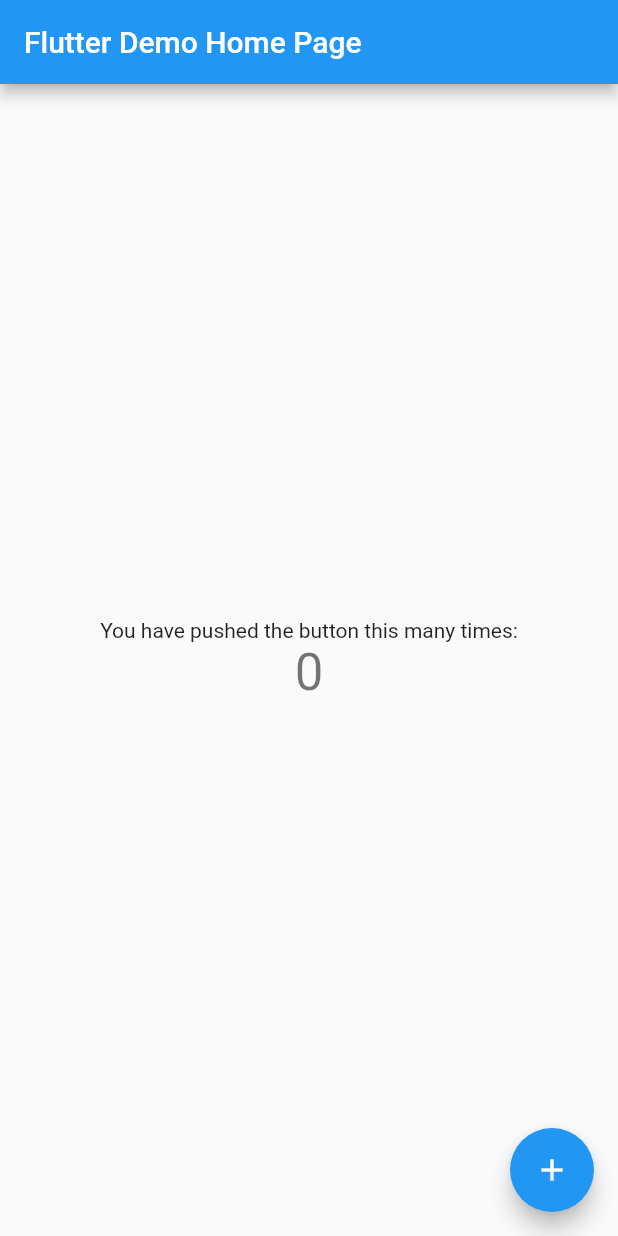
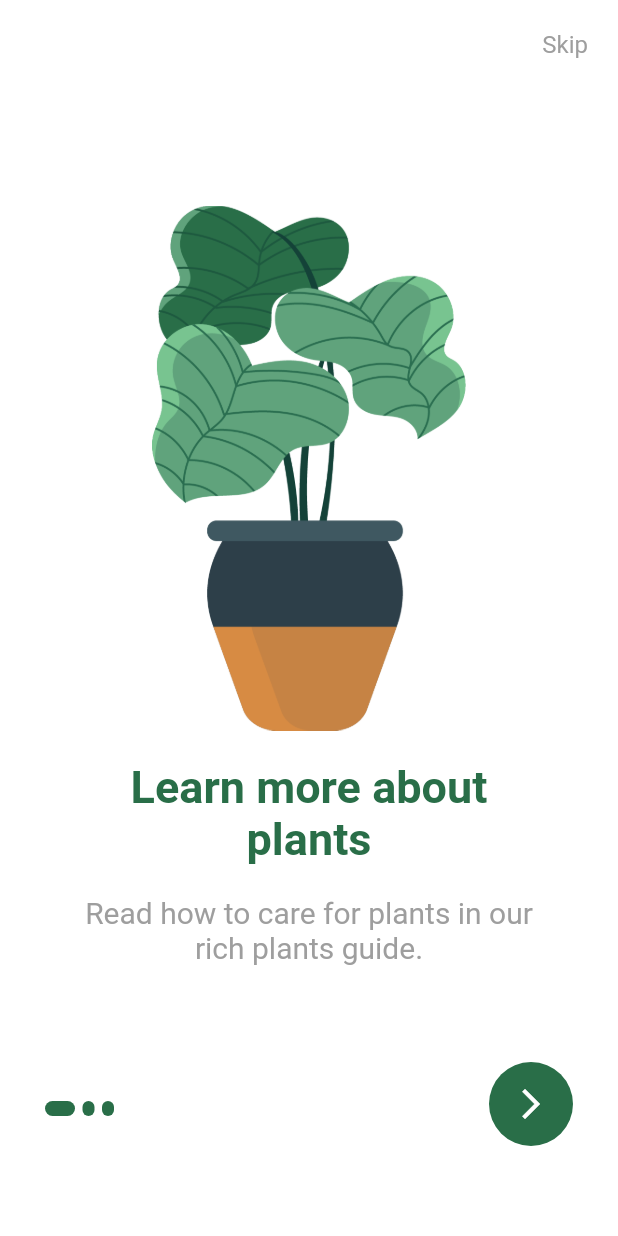
Before and after one commit to sarmedaqua/Smart-Plantation-FYP, a Flutter app: the screen it shows after launch, on a phone screen of 412 x 824 dp. Run offline on Flutter 3.47's test engine with Material 2 defaults, Android fonts, the light colour scheme and no system bars.

Commit message:
Onboarding process

```diff
--- /dev/null
+++ b/lib/Features/onboarding_screen.dart
@@ -0,0 +1,200 @@
+import 'package:flutter/material.dart';
+import '/constants.dart';
+
+import 'screens/signin_page.dart';
+
+class OnboardingScreen extends StatefulWidget {
+  const OnboardingScreen({Key? key}) : super(key: key);
+
+  @override
+  State<OnboardingScreen> createState() => _OnboardingScreenState();
+}
+
+class _OnboardingScreenState extends State<OnboardingScreen> {
+  final PageController _pageController = PageController(initialPage: 0);
+  int currentIndex = 0;
+
+  @override
+  Widget build(BuildContext context) {
+    return Scaffold(
+      backgroundColor: Colors.white,
+      appBar: AppBar(
+        elevation: 0.0,
+        backgroundColor: Colors.white,
+        actions: [
+          Padding(
+            padding: const EdgeInsets.only(right: 20, top: 20),
+            child: InkWell(
+              onTap: () {
+                //Navigator.pushReplacement(context, MaterialPageRoute(builder: (_) => const SignIn()));
+              }, //to login screen. We will update later
+              child: const Text(
+                'Skip',
+                style: TextStyle(
+                  color: Colors.grey,
+                  fontSize: 16.0,
+                  fontWeight: FontWeight.w400,
+                ),
+              ),
+            ),
+          )
+        ],
+      ),
+      body: Stack(
+        alignment: Alignment.bottomCenter,
+        children: [
+          PageView(
+            onPageChanged: (int page) {
+              setState(() {
+                currentIndex = page;
+              });
+            },
+            controller: _pageController,
+            children: [
+              createPage(
+                image: 'assets/images/plant-one.png',
+                title: Constants.titleOne,
+                description: Constants.descriptionOne,
+              ),
+              createPage(
+                image: 'assets/images/plant-two.png',
+                title: Constants.titleTwo,
+                description: Constants.descriptionTwo,
+              ),
+              createPage(
+                image: 'assets/images/plant-three.png',
+                title: Constants.titleThree,
+                description: Constants.descriptionThree,
+              ),
+            ],
+          ),
+          Positioned(
+            bottom: 80,
+            left: 30,
+            child: Row(
+              children: _buildIndicator(),
+            ),
+          ),
+          Positioned(
+            bottom: 60,
+            right: 30,
+            child: Container(
+              child: IconButton(
+                  onPressed: () {
+                    setState(() {
+                      if (currentIndex < 2) {
+                        currentIndex++;
+                        if (currentIndex < 3) {
+                          _pageController.nextPage(
+                              duration: const Duration(milliseconds: 300),
+                              curve: Curves.easeIn);
+                        }
+                      } else {
+                        //Navigator.pushReplacement(context, MaterialPageRoute(builder: (_) => const SignIn()));
+                      }
+                    });
+                  },
+                  icon: const Icon(
+                    Icons.arrow_forward_ios,
+                    size: 24,
+                    color: Colors.white,
+                  )),
+              padding: const EdgeInsets.all(4),
+              decoration: BoxDecoration(
+                shape: BoxShape.circle,
+                color: Constants.primaryColor,
+              ),
+            ),
+          ),
+        ],
+      ),
+    );
+  }
+
+  //Extra Widgets
+
+  //Create the indicator decorations widget
+  Widget _indicator(bool isActive) {
+    return AnimatedContainer(
+      duration: const Duration(milliseconds: 300),
+      height: 10.0,
+      width: isActive ? 20 : 8,
+      margin: const EdgeInsets.only(right: 5.0),
+      decoration: BoxDecoration(
+        color: Constants.primaryColor,
+        borderRadius: BorderRadius.circular(5),
+      ),
+    );
+  }
+
+//Create the indicator list
+  List<Widget> _buildIndicator() {
+    List<Widget> indicators = [];
+
+    for (int i = 0; i < 3; i++) {
+      if (currentIndex == i) {
+        indicators.add(_indicator(true));
+      } else {
+        indicators.add(_indicator(false));
+      }
+    }
+
+    return indicators;
+  }
+}
+
+class createPage extends StatelessWidget {
+  final String image;
+  final String title;
+  final String description;
+
+  const createPage({
+    Key? key,
+    required this.image,
+    required this.title,
+    required this.description,
+  }) : super(key: key);
+
+  @override
+  Widget build(BuildContext context) {
+    return Container(
+      padding: const EdgeInsets.only(left: 50, right: 50, bottom: 80),
+      child: Column(
+        mainAxisAlignment: MainAxisAlignment.center,
+        children: [
+          SizedBox(
+            height: 350,
+            child: Image.asset(image),
+          ),
+          const SizedBox(
+            height: 20,
+          ),
+          Text(
+            title,
+            textAlign: TextAlign.center,
+            style: TextStyle(
+              color: Constants.primaryColor,
+              fontSize: 30,
+              fontWeight: FontWeight.bold,
+            ),
+          ),
+          const SizedBox(
+            height: 20,
+          ),
+          Text(
+            description,
+            textAlign: TextAlign.center,
+            style: const TextStyle(
+              fontSize: 20,
+              fontWeight: FontWeight.w400,
+              color: Colors.grey,
+            ),
+          ),
+          const SizedBox(
+            height: 20,
+          ),
+        ],
+      ),
+    );
+  }
+}
--- /dev/null
+++ b/lib/constants.dart
@@ -0,0 +1,15 @@
+import 'package:flutter/material.dart';
+
+class Constants {
+  //Primary color
+  static var primaryColor = const Color(0xff296e48);
+  static var blackColor = Colors.black54;
+
+  //Onboarding texts
+  static var titleOne = "Learn more about plants";
+  static var descriptionOne = "Read how to care for plants in our rich plants guide.";
+  static var titleTwo = "Find a plant lover friend";
+  static var descriptionTwo = "Are you a plant lover? Connect with other plant lovers.";
+  static var titleThree = "Plant a tree, green the Earth";
+  static var descriptionThree = "Find almost all types of plants that you like here.";
+}
--- a/lib/main.dart
+++ b/lib/main.dart
@@ -1,4 +1,6 @@
 import 'package:flutter/material.dart';
+
+import 'Features/onboarding_screen.dart';
 
 void main() {
   runApp(const MyApp());
@@ -11,7 +13,12 @@
   @override
   Widget build(BuildContext context) {
     return MaterialApp(
-      title: 'Flutter Demo',
+      title: 'System to Enhance Plantation Drive',
+
+      home: OnboardingScreen(),
+
+
+      debugShowCheckedModeBanner: false,
       theme: ThemeData(
         // This is the theme of your application.
         //
@@ -24,7 +31,7 @@
         // is not restarted.
         primarySwatch: Colors.blue,
       ),
-      home: const MyHomePage(title: 'Flutter Demo Home Page'),
+     // home: const MyHomePage(title: 'Flutter Demo Home Page'),
     );
   }
 }
--- a/pubspec.yaml
+++ b/pubspec.yaml
@@ -37,6 +37,9 @@
   # The following adds the Cupertino Icons font to your application.
   # Use with the CupertinoIcons class for iOS style icons.
   cupertino_icons: ^1.0.2
+  animated_bottom_navigation_bar:
+  flutter_icons:
+  page_transition:
 
 dev_dependencies:
   flutter_test:
@@ -59,6 +62,9 @@
   # included with your application, so that you can use the icons in
   # the material Icons class.
   uses-material-design: true
+
+  assets:
+    - assets/images/
 
   # To add assets to your application, add an assets section, like this:
   # assets:
```
Also changed, not shown: assets/images/plant-one.png (added), assets/images/plant-three.png (added), assets/images/plant-two.png (added), lib/Features/screens/signin_page.dart (added), pubspec.lock, 8 other files.
